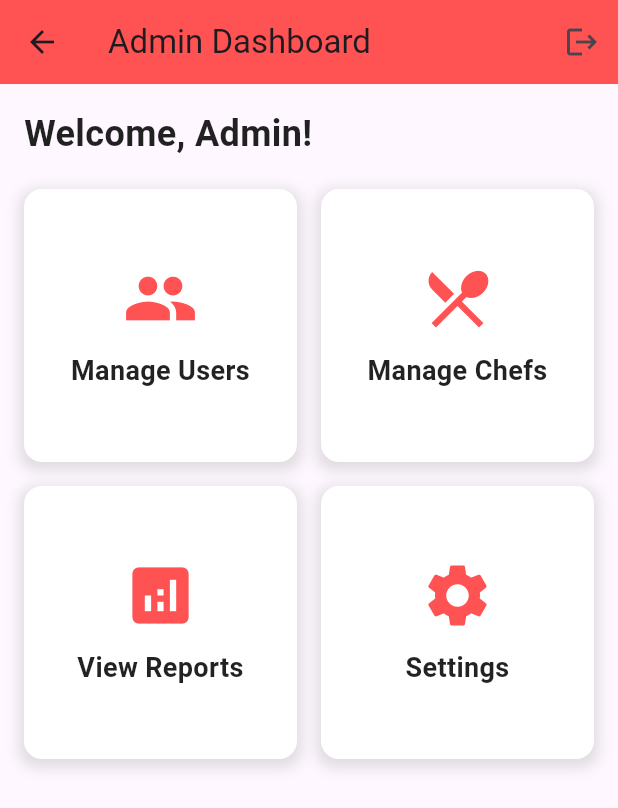
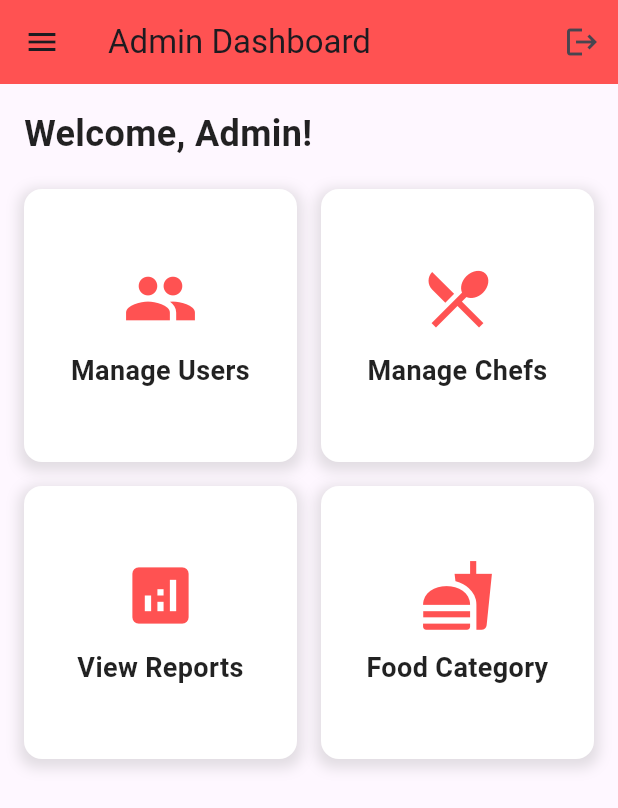
Before and after one commit to hihoriyadarshan/home_chef_hub, a Flutter app: the AdminScreen screen opened by its route, on a phone screen of 412 x 824 dp. Shown: the top 808 px of the screen. Run offline on Flutter 3.47's test engine with Material 3 defaults, Android fonts, the phone set to English and light mode, and no system bars; our stand-ins replace firebase_auth, firebase_core, firebase_database, firebase_storage, image_picker; missing offline and left inert: dart:html; accounts and stored records are empty.

Commit message:
Category Created sucessfully

```diff
--- a/lib/screens/admin_screen.dart
+++ b/lib/screens/admin_screen.dart
@@ -1,6 +1,11 @@
+import 'package:firebase_auth/firebase_auth.dart';
 import 'package:flutter/material.dart';
-import './admin_manage_users.dart'; // Import the AdminManageUsers screen
-import './admin_chef_manage.dart';  // Import the AdminChefManage screen
+import './admin_manage_users.dart';
+import './admin_chef_manage.dart';
+import './login_screen.dart';
+import './profile_screen.dart';
+import './category_screen.dart';
+
 
 class AdminScreen extends StatelessWidget {
   @override
@@ -12,12 +17,69 @@ class AdminScreen extends StatelessWidget {
         actions: [
           IconButton(
             icon: Icon(Icons.logout),
-            onPressed: () {
-              // Handle logout action
+            onPressed: () async {
+              await FirebaseAuth.instance.signOut(); // Sign out from Firebase
+              Navigator.of(context).pushReplacement(
+                MaterialPageRoute(builder: (context) => LoginScreen()), // Navigate to login screen
+              );
             },
           ),
         ],
       ),
+
+
+      drawer: Drawer(
+        child: ListView(
+          padding: EdgeInsets.zero,
+          children: <Widget>[
+            DrawerHeader(
+              decoration: BoxDecoration(
+                color: Colors.redAccent,
+              ),
+              child: Text(
+                'Menu',
+                style: TextStyle(
+                  color: Colors.white,
+                  fontSize: 24,
+                ),
+              ),
+            ),
+            ListTile(
+              leading: Icon(Icons.person),
+              title: Text('Profile'),
+              onTap: ()
+              {
+                Navigator.pop(context); // Close the drawer
+                Navigator.push(
+                  context,
+                  MaterialPageRoute(builder: (context) => ProfileScreen()),
+                );
+              },
+              // Navigate to Profile screen
+
+            ),
+            ListTile(
+              leading: Icon(Icons.settings),
+              title: Text('Settings'),
+              onTap: () {
+                // Navigate to Settings screen
+              },
+            ),
+            ListTile(
+              leading: Icon(Icons.logout),
+              title: Text('Logout'),
+              onTap: () async {
+                await FirebaseAuth.instance.signOut(); // Sign out from Firebase
+                Navigator.of(context).pushReplacement(
+                  MaterialPageRoute(builder: (context) => LoginScreen()), // Navigate to login screen
+                );
+              },
+            ),
+          ],
+        ),
+      ),
+
+
       body: Padding(
         padding: const EdgeInsets.all(16.0),
         child: Column(
@@ -76,10 +138,16 @@ class AdminScreen extends StatelessWidget {
                   ),
                   _buildDashboardItem(
                     context,
-                    title: 'Settings',
-                    icon: Icons.settings,
+                    title: 'Food Category',
+                    icon: Icons.fastfood,
                     onTap: () {
                       // Navigate to Settings page
+                      Navigator.push(
+                        context,
+                        MaterialPageRoute(
+                          builder: (context) => CategoryScreen(),
+                        ),
+                      );
                     },
                   ),
                 ],
--- a/pubspec.yaml
+++ b/pubspec.yaml
@@ -45,6 +45,7 @@ dependencies:
   cloud_firestore:
   firebase_analytics:
   firebase_storage_web:
+  font_awesome_flutter:
 
 dev_dependencies:
   flutter_test:
```
Also changed, not shown: lib/models/category_model.dart (added, +29 -0 lines), lib/screens/category_screen.dart (added, +208 -0 lines), lib/models/sub-category_model.dart (added), lib/screens/sub-category.dart (added), pubspec.lock.
